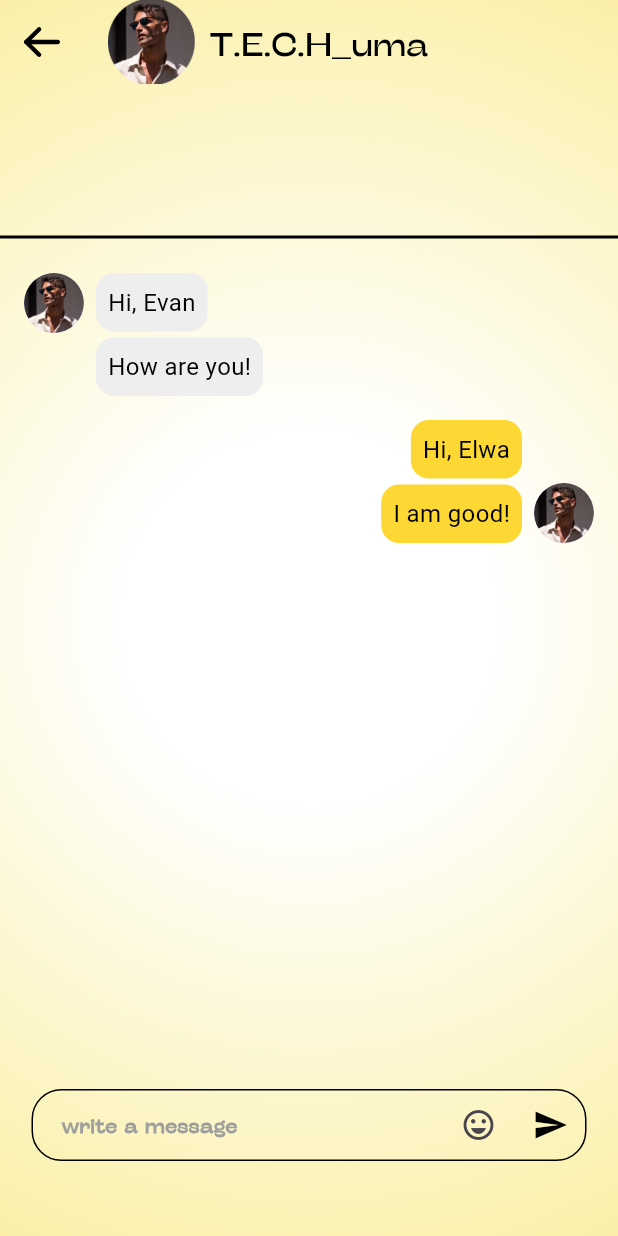
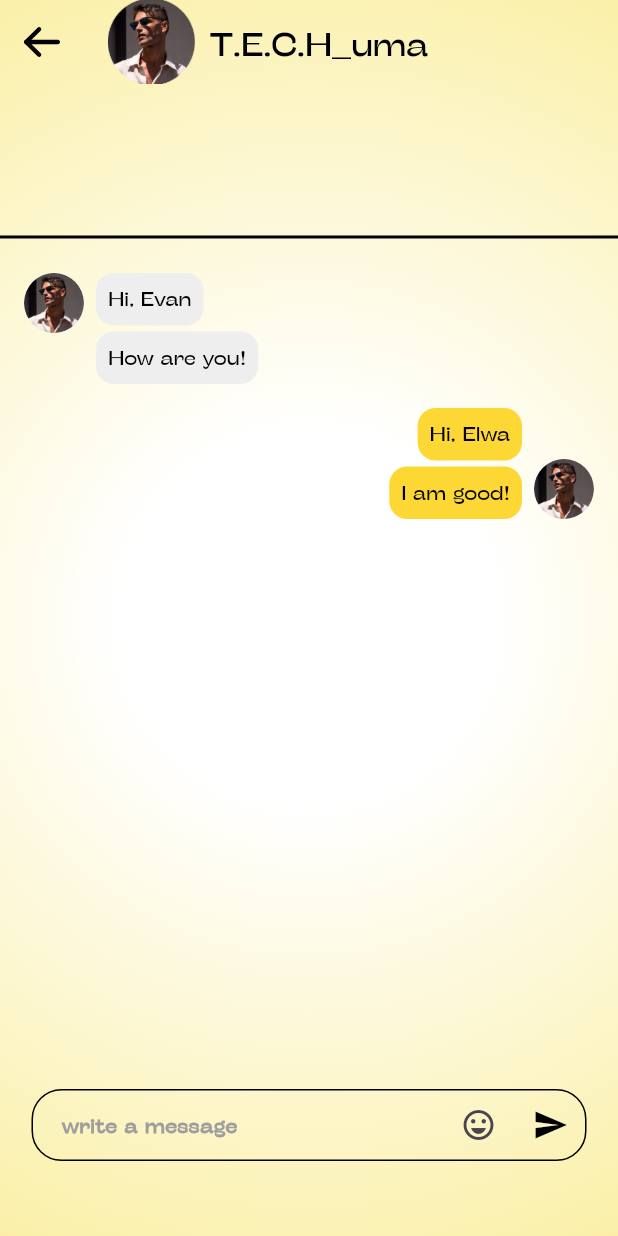
Before and after one commit to TerkumaAmos/datting_app, a Flutter app: the screen it shows after launch, on a phone screen of 412 x 824 dp. Run offline on Flutter 3.47's test engine with Material 3 defaults, Android fonts, the phone set to English and light mode, and no system bars; our stand-ins replace dotted_border, flutter_svg, go_router, google_fonts, iconsax_flutter, smooth_page_indicator.

Commit message:
Refactor ChatScreen message styles for consistency and add tap feedback to CustomPostWidget

```diff
--- a/lib/features/shared /presentation/screens/chat_screen.dart
+++ b/lib/features/shared /presentation/screens/chat_screen.dart
@@ -92,7 +92,7 @@ class _ChatScreenState extends State<ChatScreen> {
                             ),
                             child: const Text(
                               'Hi, Evan',
-                              style: TextStyle(fontSize: 16, color: Colors.black),
+                              style: TextStyle(fontSize: 13, color: Colors.black,fontFamily: 'Regular'),
                             ),
                           ),
                           Container(
@@ -103,15 +103,14 @@ class _ChatScreenState extends State<ChatScreen> {
                             ),
                             child: const Text(
                               'How are you!',
-                              style: TextStyle(fontSize: 16, color: Colors.black),
+                              style: TextStyle(fontSize: 13, color: Colors.black,fontFamily: 'Regular'),
                             ),
                           ),
                         ],
                       ),
                     ],
                   ),
-                  const SizedBox(height: 16), // Space between sender and receiver
-                  // Receiver's messages (e.g., Evan)
+                  const SizedBox(height: 16),
                   Row(
                     crossAxisAlignment: CrossAxisAlignment.end,
                     mainAxisAlignment: MainAxisAlignment.end, // Align to the right
@@ -123,24 +122,24 @@ class _ChatScreenState extends State<ChatScreen> {
                             margin: const EdgeInsets.only(bottom: 4), // Space between containers
                             padding: const EdgeInsets.all(8),
                             decoration: BoxDecoration(
-                              color: Colors.yellow[600], // Yellow bubble
+                              color: Colors.yellow[600],
                               borderRadius: BorderRadius.circular(12),
                             ),
                             child: const Text(
                               'Hi, Elwa',
-                              style: TextStyle(fontSize: 16, color: Colors.black),
+                              style: TextStyle(fontSize: 13, color: Colors.black,fontFamily: 'Regular'),
                               textAlign: TextAlign.right,
                             ),
                           ),
                           Container(
                             padding: const EdgeInsets.all(8),
                             decoration: BoxDecoration(
-                              color: Colors.yellow[600], // Yellow bubble
+                              color: Colors.yellow[600],
                               borderRadius: BorderRadius.circular(12),
                             ),
                             child: const Text(
                               'I am good!',
-                              style: TextStyle(fontSize: 16, color: Colors.black),
+                              style: TextStyle(fontSize: 13, color: Colors.black,fontFamily: 'Regular'),
                               textAlign: TextAlign.right,
                             ),
                           ),
@@ -173,11 +172,11 @@ class _ChatScreenState extends State<ChatScreen> {
   sendIconWidth: 24,
   sendIconHeight: 24,
   onSendPressed: () {
-    // Handle send action
-    print('Send pressed: ${messageController.text}');
-    // Example: Clear the input after sending
-    messageController.clear();
-  },
+                if (messageController.text.isNotEmpty) {
+                  print('Sending message: ${messageController.text}');
+                  messageController.clear();
+                }
+              },
 ),
 
 
--- a/lib/features/shared /presentation/screens/message_Screen.dart
+++ b/lib/features/shared /presentation/screens/message_Screen.dart
@@ -235,6 +235,7 @@ class _MessageScreenState extends State<MessageScreen> {
                 circleText: '03',
                 circleColor: Colors.blue,
                 circleTextColor: Colors.white,
+
               ),
 
 
```
Also changed, not shown: lib/features/shared /widgets/custom_post_widget.dart (+8 -7 lines).
